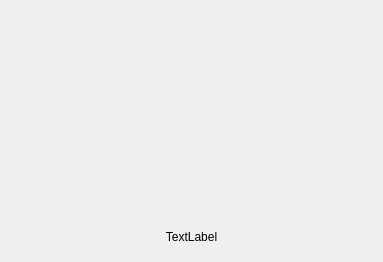
First picture: the form in forms/centralwidget.ui, repository Ksenich/hc-qt-test, before the edit.
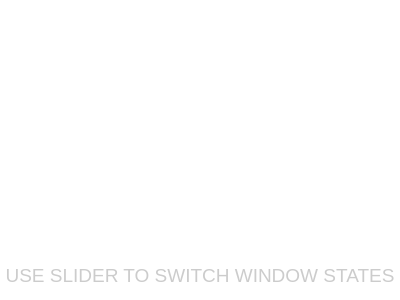
Second picture: the form after the edit. Custom widgets are drawn as their Qt base class.

Commit message: picked colors

Patch:
```diff
--- a/forms/centralwidget.ui
+++ b/forms/centralwidget.ui
@@ -6,10 +6,53 @@
    <rect>
     <x>0</x>
     <y>0</y>
-    <width>383</width>
-    <height>262</height>
+    <width>400</width>
+    <height>300</height>
    </rect>
   </property>
+  <property name="sizePolicy">
+   <sizepolicy hsizetype="Ignored" vsizetype="Ignored">
+    <horstretch>0</horstretch>
+    <verstretch>0</verstretch>
+   </sizepolicy>
+  </property>
+  <property name="palette">
+   <palette>
+    <active>
+     <colorrole role="Window">
+      <brush brushstyle="SolidPattern">
+       <color alpha="255">
+        <red>255</red>
+        <green>255</green>
+        <blue>255</blue>
+       </color>
+      </brush>
+     </colorrole>
+    </active>
+    <inactive>
+     <colorrole role="Window">
+      <brush brushstyle="SolidPattern">
+       <color alpha="255">
+        <red>255</red>
+        <green>255</green>
+        <blue>255</blue>
+       </color>
+      </brush>
+     </colorrole>
+    </inactive>
+    <disabled>
+     <colorrole role="Window">
+      <brush brushstyle="SolidPattern">
+       <color alpha="255">
+        <red>255</red>
+        <green>255</green>
+        <blue>255</blue>
+       </color>
+      </brush>
+     </colorrole>
+    </disabled>
+   </palette>
+  </property>
   <property name="windowTitle">
    <string>Form</string>
   </property>
@@ -94,8 +137,104 @@
        <height>140</height>
       </size>
      </property>
+     <property name="palette">
+      <palette>
+       <active>
+        <colorrole role="WindowText">
+         <brush brushstyle="SolidPattern">
+          <color alpha="255">
+           <red>204</red>
+           <green>204</green>
+           <blue>204</blue>
+          </color>
+         </brush>
+        </colorrole>
+        <colorrole role="Base">
+         <brush brushstyle="SolidPattern">
+          <color alpha="255">
+           <red>255</red>
+           <green>255</green>
+           <blue>255</blue>
+          </color>
+         </brush>
+        </colorrole>
+        <colorrole role="Window">
+         <brush brushstyle="SolidPattern">
+          <color alpha="255">
+           <red>255</red>
+           <green>255</green>
+           <blue>255</blue>
+          </color>
+         </brush>
+        </colorrole>
+       </active>
+       <inactive>
+        <colorrole role="WindowText">
+         <brush brushstyle="SolidPattern">
+          <color alpha="255">
+           <red>204</red>
+           <green>204</green>
+           <blue>204</blue>
+          </color>
+         </brush>
+        </colorrole>
+        <colorrole role="Base">
+         <brush brushstyle="SolidPattern">
+          <color alpha="255">
+           <red>255</red>
+           <green>255</green>
+           <blue>255</blue>
+          </color>
+         </brush>
+        </colorrole>
+        <colorrole role="Window">
+         <brush brushstyle="SolidPattern">
+          <color alpha="255">
+           <red>255</red>
+           <green>255</green>
+           <blue>255</blue>
+          </color>
+         </brush>
+        </colorrole>
+       </inactive>
+       <disabled>
+        <colorrole role="WindowText">
+         <brush brushstyle="SolidPattern">
+          <color alpha="255">
+           <red>106</red>
+           <green>104</green>
+           <blue>100</blue>
+          </color>
+         </brush>
+        </colorrole>
+        <colorrole role="Base">
+         <brush brushstyle="SolidPattern">
+          <color alpha="255">
+           <red>255</red>
+           <green>255</green>
+           <blue>255</blue>
+          </color>
+         </brush>
+        </colorrole>
+        <colorrole role="Window">
+         <brush brushstyle="SolidPattern">
+          <color alpha="255">
+           <red>255</red>
+           <green>255</green>
+           <blue>255</blue>
+          </color>
+         </brush>
+        </colorrole>
+       </disabled>
+      </palette>
+     </property>
+     <property name="font">
+      <font>
+       <pointsize>14</pointsize>
+      </font>
+     </property>
      <property name="text">
-      <string>TextLabel</string>
+      <string>USE SLIDER TO SWITCH WINDOW STATES</string>
      </property>
      <property name="alignment">
       <set>Qt::AlignCenter</set>
```
The commit also changes 13 other files.
